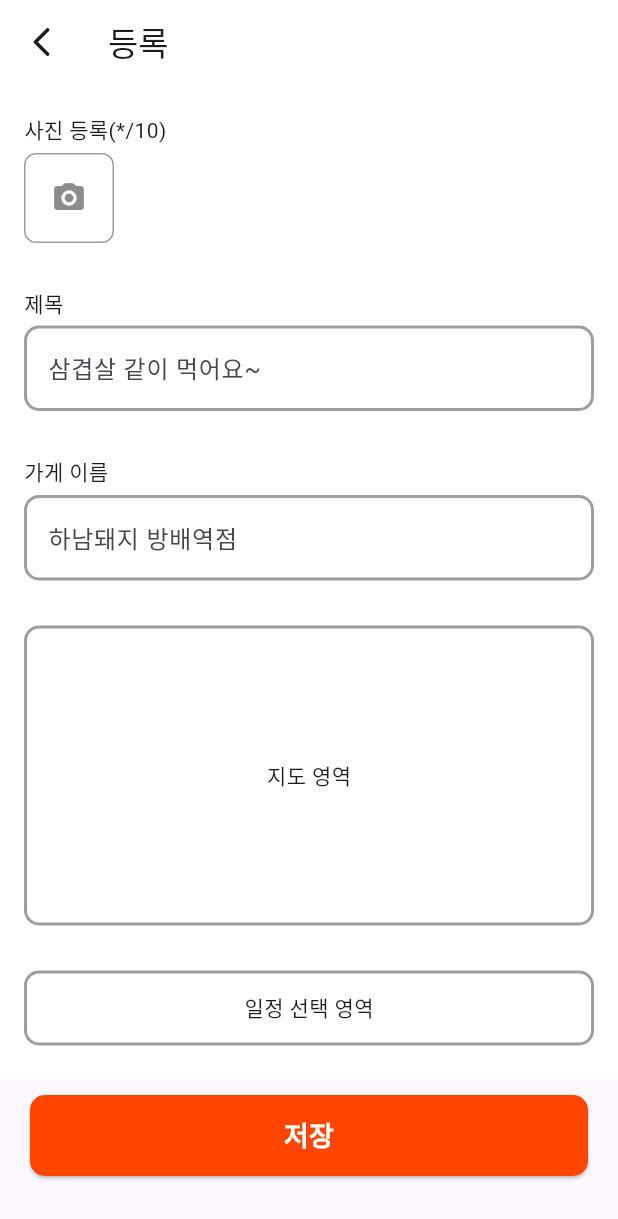
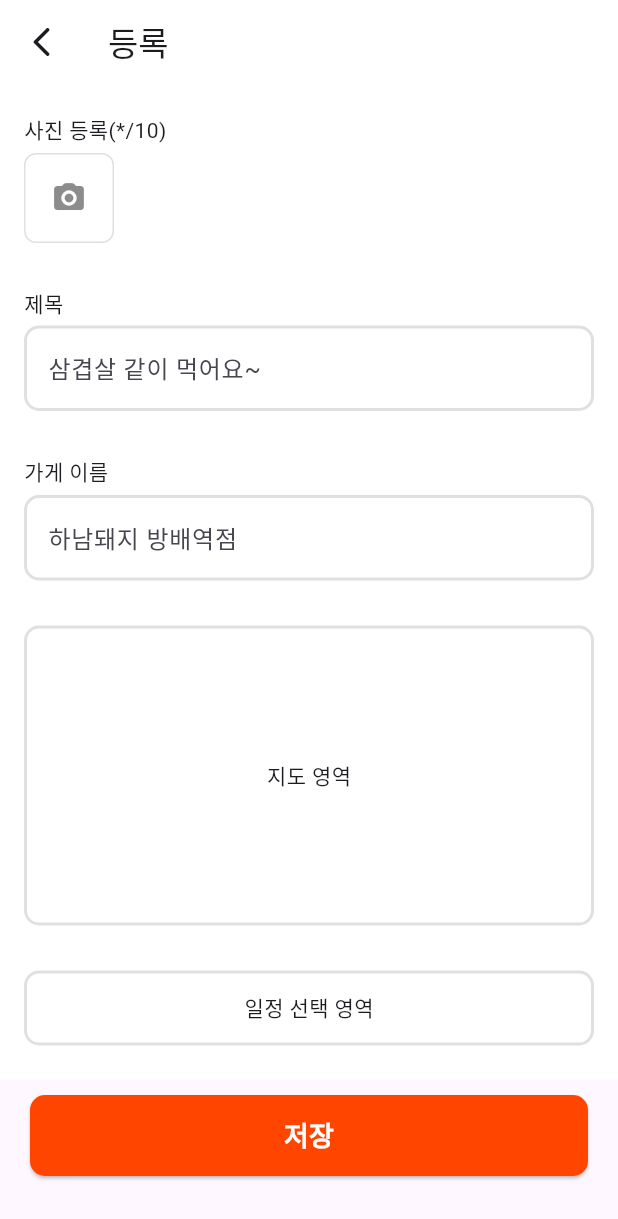
Before and after one commit to gukgwongae/with_eat, a Flutter app: the AddPost screen opened directly, on a phone screen of 412 x 824 dp. Shown: the top 1219 px of the screen. Run offline on Flutter 3.47's test engine with Material 3 defaults, Android fonts, the light colour scheme and no system bars; our stand-ins replace freezed_annotation.

Commit message:
feature: first commit(add_post_page)

```diff
--- a/lib/add_post_page.dart
+++ b/lib/add_post_page.dart
@@ -6,6 +6,7 @@ class AddDetail {
   String restName = "";
   String description = "";
   List<String> images = [];
+  DateTime reservedAt = DateTime.now();
 }
 
 class AddPost extends StatefulWidget {
@@ -145,7 +146,7 @@ Widget displayView(
             height: 60,
             padding: EdgeInsets.all(10),
             decoration: BoxDecoration(
-              border: Border.all(color: Colors.grey),
+              border: Border.all(color: Colors.black12),
               borderRadius: BorderRadius.circular(8),
             ),
             child: Align(
@@ -181,7 +182,7 @@ Widget displayView(
       Container(
         height: 200,
         decoration: BoxDecoration(
-          border: Border.all(color: Colors.grey, width: 2),
+          border: Border.all(color: Colors.black12, width: 2),
           borderRadius: BorderRadius.circular(10),
         ),
         child: Center(child: Text('지도 영역')),
@@ -190,7 +191,7 @@ Widget displayView(
       Container(
         height: 50,
         decoration: BoxDecoration(
-          border: Border.all(color: Colors.grey, width: 2),
+          border: Border.all(color: Colors.black12, width: 2),
           borderRadius: BorderRadius.circular(10),
         ),
         child: Center(child: Text('일정 선택 영역')),
@@ -218,7 +219,7 @@ InputDecoration styleInputDecoration() {
     // contentPadding: EdgeInsets.symmetric(horizontal: 20.0, vertical: 10),
     // ## 포커스가 없을 때 (기본) 테두리 색상
     enabledBorder: OutlineInputBorder(
-      borderSide: BorderSide(color: Colors.grey, width: 2),
+      borderSide: BorderSide(color: Colors.black12, width: 2),
       borderRadius: BorderRadius.circular(10.0),
     ),
     // ## 포커스가 있을 때 (선택되었을 때) 테두리 색상
```
